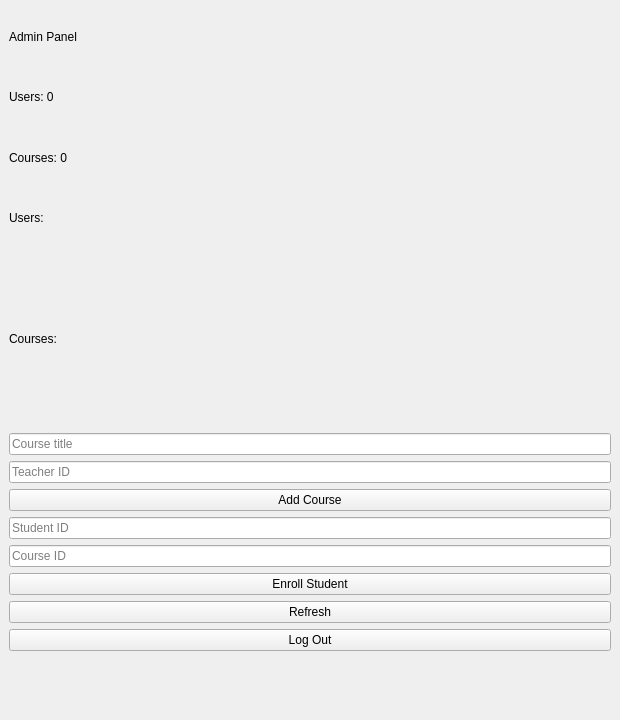
Before: the Qt Designer form adminwindow.ui in neabdullokh-code/OOP-project, drawn with Qt 5.
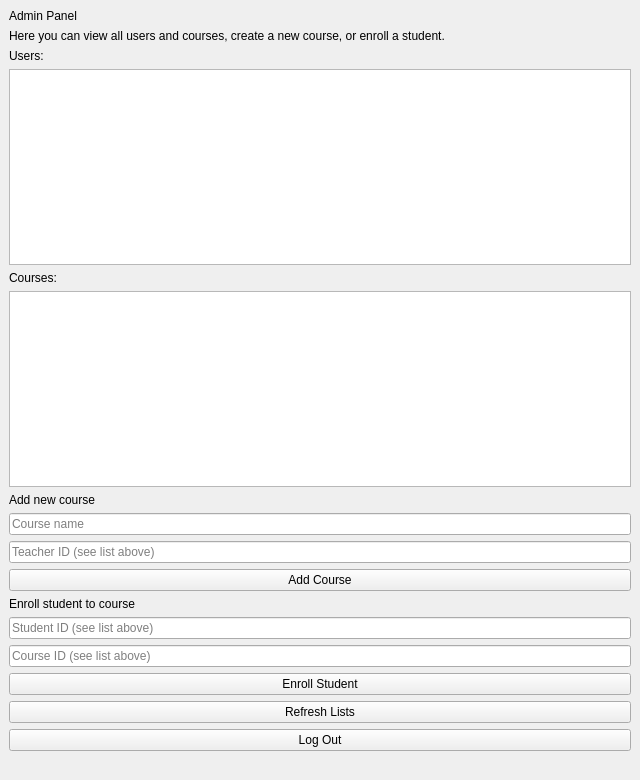
After: the same form once the commit is applied.

Commit message: refactor: Remove .gitignore file and update UI components across AdminWindow, StudentWindow, TeacherWindow, and LoginWindow for improved user feedback and consistency in messaging

The edit to the form file:
```diff
--- a/adminwindow.ui
+++ b/adminwindow.ui
@@ -6,8 +6,8 @@
    <rect>
     <x>0</x>
     <y>0</y>
-    <width>620</width>
-    <height>720</height>
+    <width>640</width>
+    <height>780</height>
    </rect>
   </property>
   <property name="windowTitle">
@@ -25,14 +25,10 @@
     <item>
      <widget class="QLabel" name="usersCountLabel">
       <property name="text">
-       <string>Users: 0</string>
+       <string>Here you can view all users and courses, create a new course, or enroll a student.</string>
       </property>
-     </widget>
-    </item>
-    <item>
-     <widget class="QLabel" name="coursesCountLabel">
-      <property name="text">
-       <string>Courses: 0</string>
+      <property name="wordWrap">
+       <bool>true</bool>
       </property>
      </widget>
     </item>
@@ -44,13 +40,16 @@
      </widget>
     </item>
     <item>
-     <widget class="QLabel" name="usersListLabel">
-      <property name="text">
-       <string/>
-      </property>
-      <property name="wordWrap">
+     <widget class="QTextEdit" name="usersTextEdit">
+      <property name="readOnly">
        <bool>true</bool>
       </property>
+      <property name="minimumSize">
+       <size>
+        <width>0</width>
+        <height>140</height>
+       </size>
+      </property>
      </widget>
     </item>
     <item>
@@ -61,26 +60,36 @@
      </widget>
     </item>
     <item>
-     <widget class="QLabel" name="coursesListLabel">
-      <property name="text">
-       <string/>
-      </property>
-      <property name="wordWrap">
+     <widget class="QTextEdit" name="coursesTextEdit">
+      <property name="readOnly">
        <bool>true</bool>
+      </property>
+      <property name="minimumSize">
+       <size>
+        <width>0</width>
+        <height>100</height>
+       </size>
+      </property>
+     </widget>
+    </item>
+    <item>
+     <widget class="QLabel" name="addCourseSectionLabel">
+      <property name="text">
+       <string>Add new course</string>
       </property>
      </widget>
     </item>
     <item>
      <widget class="QLineEdit" name="courseTitleLineEdit">
       <property name="placeholderText">
-       <string>Course title</string>
+       <string>Course name</string>
       </property>
      </widget>
     </item>
     <item>
      <widget class="QLineEdit" name="teacherIdLineEdit">
       <property name="placeholderText">
-       <string>Teacher ID</string>
+       <string>Teacher ID (see list above)</string>
       </property>
      </widget>
     </item>
@@ -91,17 +100,24 @@
       </property>
      </widget>
     </item>
+    <item>
+     <widget class="QLabel" name="enrollSectionLabel">
+      <property name="text">
+       <string>Enroll student to course</string>
+      </property>
+     </widget>
+    </item>
     <item>
      <widget class="QLineEdit" name="studentIdLineEdit">
       <property name="placeholderText">
-       <string>Student ID</string>
+       <string>Student ID (see list above)</string>
       </property>
      </widget>
     </item>
     <item>
      <widget class="QLineEdit" name="courseIdLineEdit">
       <property name="placeholderText">
-       <string>Course ID</string>
+       <string>Course ID (see list above)</string>
       </property>
      </widget>
     </item>
@@ -115,7 +131,7 @@
     <item>
      <widget class="QPushButton" name="refreshButton">
       <property name="text">
-       <string>Refresh</string>
+       <string>Refresh Lists</string>
       </property>
      </widget>
     </item>
```
Left out of the diff: 6 changed lines with no effect on the pictures. The commit also changes 12 other files.
